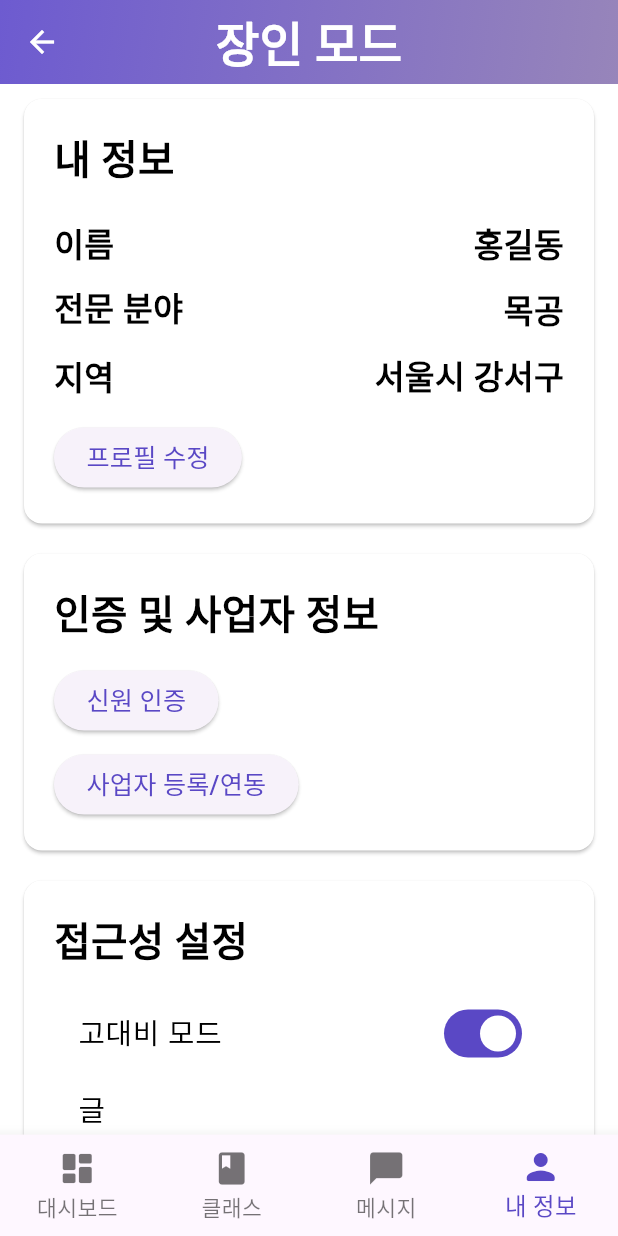
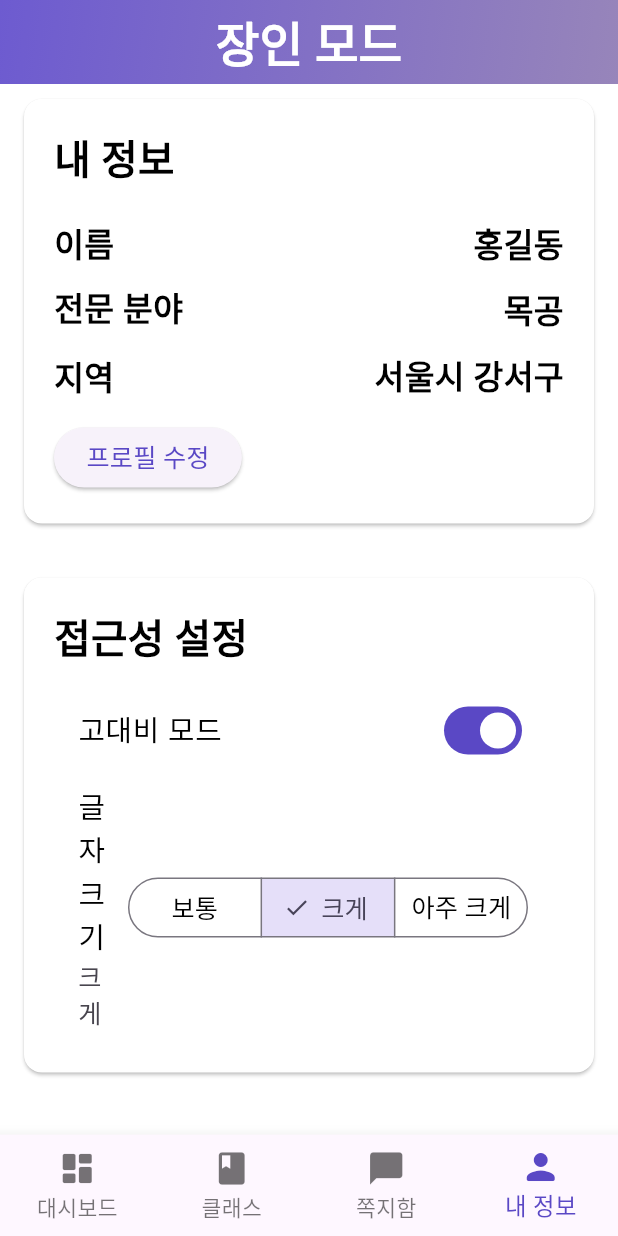
Before and after one commit to K-Hackathon-01z/eum-front, a Flutter app: the ArtistShellScreen screen opened by its route, item 4 of the bottom bar chosen, on a phone screen of 412 x 824 dp. Run offline on Flutter 3.47's test engine with Material 3 defaults, Android fonts, the phone set to English and light mode, and no system bars; our stand-ins replace flutter_svg.

Commit message:
feat: 화살표 수정이랑 사업자 정보 삭제

```diff
--- a/lib/screens/artist/artist_shell.dart
+++ b/lib/screens/artist/artist_shell.dart
@@ -93,6 +93,7 @@ class _ArtistShellScreenState extends State<ArtistShellScreen> {
         data: MediaQuery.of(context).copyWith(textScaleFactor: _textScale),
         child: Scaffold(
           appBar: AppBar(
+            automaticallyImplyLeading: false,
             flexibleSpace: Container(
               decoration: const BoxDecoration(
                 gradient: LinearGradient(
@@ -124,7 +125,7 @@ class _ArtistShellScreenState extends State<ArtistShellScreen> {
               ),
               BottomNavigationBarItem(
                 icon: Icon(Icons.chat_bubble_rounded),
-                label: '메시지',
+                label: '쪽지함',
               ),
               BottomNavigationBarItem(
                 icon: Icon(Icons.person_rounded),
--- a/lib/screens/artist/profile.dart
+++ b/lib/screens/artist/profile.dart
@@ -1,4 +1,5 @@
 import 'package:flutter/material.dart';
+import 'package:flutter/scheduler.dart';
 
 class ProfilePage extends StatelessWidget {
   final double textScale;
@@ -29,18 +30,7 @@ class ProfilePage extends StatelessWidget {
             child: const Text('프로필 수정'),
           ),
         ]),
-        // TODO: 실명 인증/사업자 연동 화면 연결 필요
-        _section('인증 및 사업자 정보', [
-          ElevatedButton(
-            onPressed: () => _todo(context),
-            child: const Text('신원 인증'),
-          ),
-          const SizedBox(height: 8),
-          ElevatedButton(
-            onPressed: () => _todo(context),
-            child: const Text('사업자 등록/연동'),
-          ),
-        ]),
+        const SizedBox(height: 16),
         _section('접근성 설정', [
           SwitchListTile(
             title: const Text('고대비 모드'),
@@ -49,7 +39,7 @@ class ProfilePage extends StatelessWidget {
           ),
           ListTile(
             title: const Text('글자 크기'),
-            subtitle: Text(textScale >= 1.2 ? '크게' : '보통'),
+            subtitle: Text(textScale >= 1.3 ? '아주 크게' : (textScale >= 1.15 ? '크게' : '보통')),
             trailing: SegmentedButton<double>(
               segments: const [
                 ButtonSegment(value: 1.0, label: Text('보통')),
@@ -57,9 +47,18 @@ class ProfilePage extends StatelessWidget {
                 ButtonSegment(value: 1.35, label: Text('아주 크게')),
               ],
               selected: {textScale},
-              onSelectionChanged: (s) => onTextScaleChanged(s.first),
+              onSelectionChanged: (s) {
+                if (s.isEmpty) return; // 방어: 선택 비어있음
+                final v = s.first;
+                if (v == textScale) return; // 동일 값 재선택 방지
+                // NOTE: layout 중복 markNeedsLayout assert 방지를 위해 frame 이후에 callback 수행
+                SchedulerBinding.instance.addPostFrameCallback((_) {
+                  onTextScaleChanged(v);
+                });
+              },
             ),
           ),
+          // TODO: 필요하다면 글자 크기 옵션 확장 시 enum 매핑 도입 (ex. TextScaleOption) 후 clamp(최대 1.4)
         ]),
         const SizedBox(height: 16),
       ],
@@ -78,7 +77,7 @@ class ProfilePage extends StatelessWidget {
             title,
             style: const TextStyle(fontSize: 22, fontWeight: FontWeight.w800),
           ),
-          const SizedBox(height: 14),
+            const SizedBox(height: 14),
           ...children,
         ],
       ),
@@ -88,15 +87,28 @@ class ProfilePage extends StatelessWidget {
   Widget _row(String a, String b) => Padding(
     padding: const EdgeInsets.symmetric(vertical: 6),
     child: Row(
-      mainAxisAlignment: MainAxisAlignment.spaceBetween,
+      crossAxisAlignment: CrossAxisAlignment.center,
       children: [
-        Text(
-          a,
-          style: const TextStyle(fontSize: 18, fontWeight: FontWeight.w600),
+        Expanded(
+          child: Text(
+            a,
+            style: const TextStyle(fontSize: 18, fontWeight: FontWeight.w600),
+            overflow: TextOverflow.ellipsis,
+            maxLines: 1,
+          ),
         ),
-        Text(
-          b,
-          style: const TextStyle(fontSize: 18, fontWeight: FontWeight.w700),
+        const SizedBox(width: 12),
+        Flexible(
+          child: Align(
+            alignment: Alignment.centerRight,
+            child: Text(
+              b,
+              style: const TextStyle(fontSize: 18, fontWeight: FontWeight.w700),
+              overflow: TextOverflow.ellipsis,
+              maxLines: 1,
+              textAlign: TextAlign.right,
+            ),
+          ),
         ),
       ],
     ),
```
